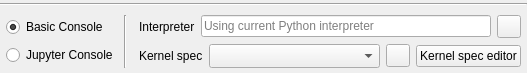
This is spine_items/tool/ui/python_kernel_spec_options.ui in spine-tools/spine-items as Qt 5 draws it before an edit. The edited form follows.
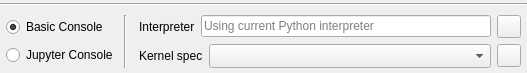
This is the edited form. Icons and pictures are not drawn.

Commit message:
Use KernelFetcher class from toolbox to load kernels
- Remove Open Kernel Spec Editor button from Tool Specification Editor
- Load kernels in Tool Specifcation Editor only when necessary

re spine-tools\Spine-Toolbox#1809
re spine-tools\Spine-Toolbox#2145

```diff
--- a/spine_items/tool/ui/python_kernel_spec_options.ui
+++ b/spine_items/tool/ui/python_kernel_spec_options.ui
@@ -187,16 +187,6 @@
            </property>
           </widget>
          </item>
-         <item>
-          <widget class="QPushButton" name="pushButton_open_kernel_spec_viewer">
-           <property name="toolTip">
-            <string>&lt;html&gt;&lt;head/&gt;&lt;body&gt;&lt;p&gt;Open Python kernel spec editor&lt;/p&gt;&lt;/body&gt;&lt;/html&gt;</string>
-           </property>
-           <property name="text">
-            <string>Kernel spec editor</string>
-           </property>
-          </widget>
-         </item>
         </layout>
        </item>
       </layout>
```
The commit also changes 4 other files.
